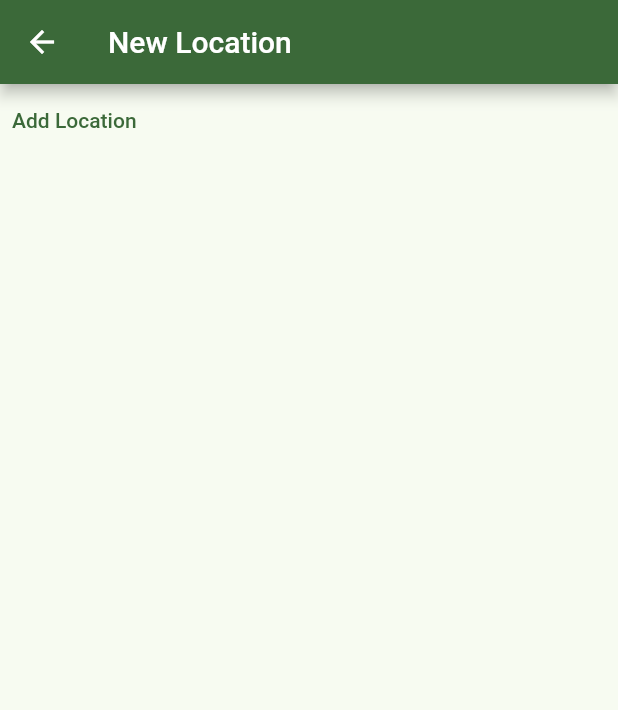
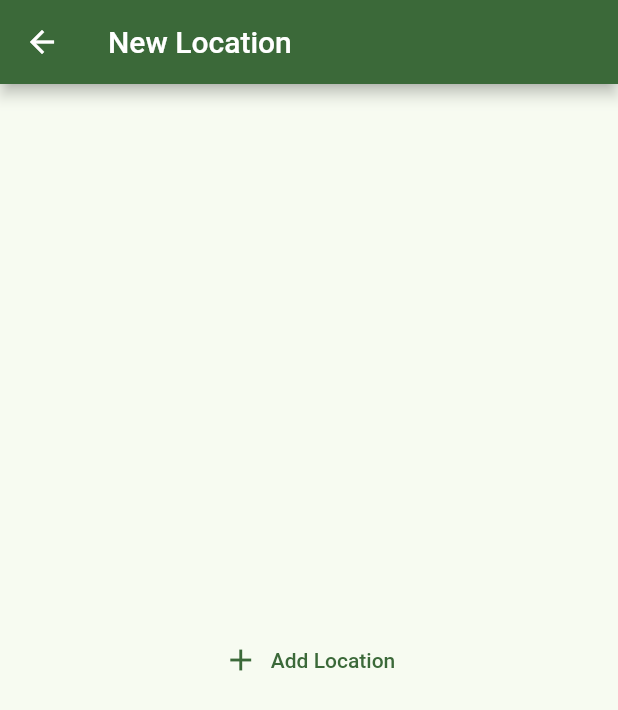
Before and after one commit to Desdaemon/cwru_softdev, a Flutter app: the Locations screen opened directly with empty values, on a phone screen of 412 x 824 dp. Shown: the top 710 px of the screen. Run offline on Flutter 3.47's test engine with Material 2 defaults, Android fonts, the phone set to English and light mode, and no system bars; our stand-ins replace blur, cached_network_image, flutter_map, flutter_riverpod, latlong2; missing offline and left inert: grpc, protobuf.

Commit message:
Map pins

```diff
--- a/lib/screens/locations.dart
+++ b/lib/screens/locations.dart
@@ -16,19 +16,18 @@ class _LocationsState extends ConsumerState<Locations> {
   @override
   Widget build(BuildContext context) {
     return Scaffold(
-      appBar: AppBar(
-        title: const Text('New Location'),
-      ),
-      body: Column(
-        children: [
-          TextButton(
-              onPressed: () {
-                final currentLocs = ref.read(locations.state);
-                currentLocs.update((state) => [...state, widget.coord]);
-                Navigator.of(context).pop();
-              },
-              child: const Text('Add Location'))
-        ],
+      appBar: AppBar(title: const Text('New Location')),
+      body: Center(
+        child: TextButton.icon(
+          onPressed: () {
+            final currentLocs = ref.read(locations.notifier);
+            final coord = widget.coord;
+            Navigator.of(context).pop();
+            currentLocs.state = [...currentLocs.state, coord];
+          },
+          icon: const Icon(Icons.add),
+          label: const Text('Add Location'),
+        ),
       ),
     );
   }
```
Also changed, not shown: lib/screens/home.dart (+20 -22 lines), lib/widgets/map_pin.dart (added, +15 -0 lines), lib/providers.dart (line endings or trailing spaces).
